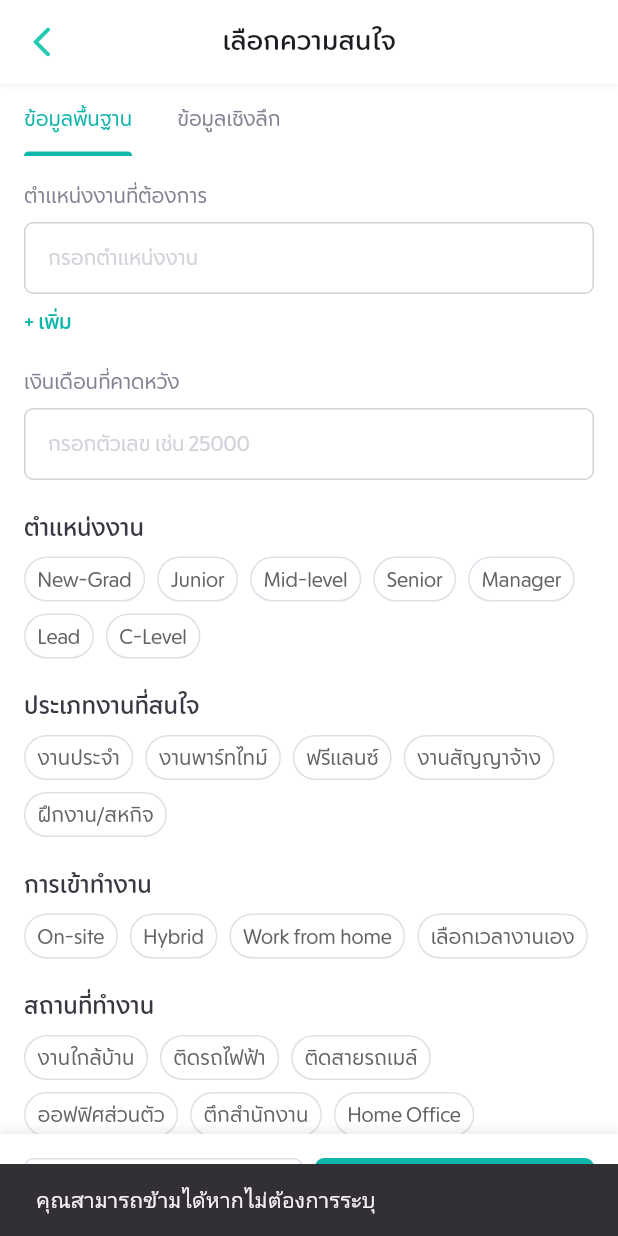
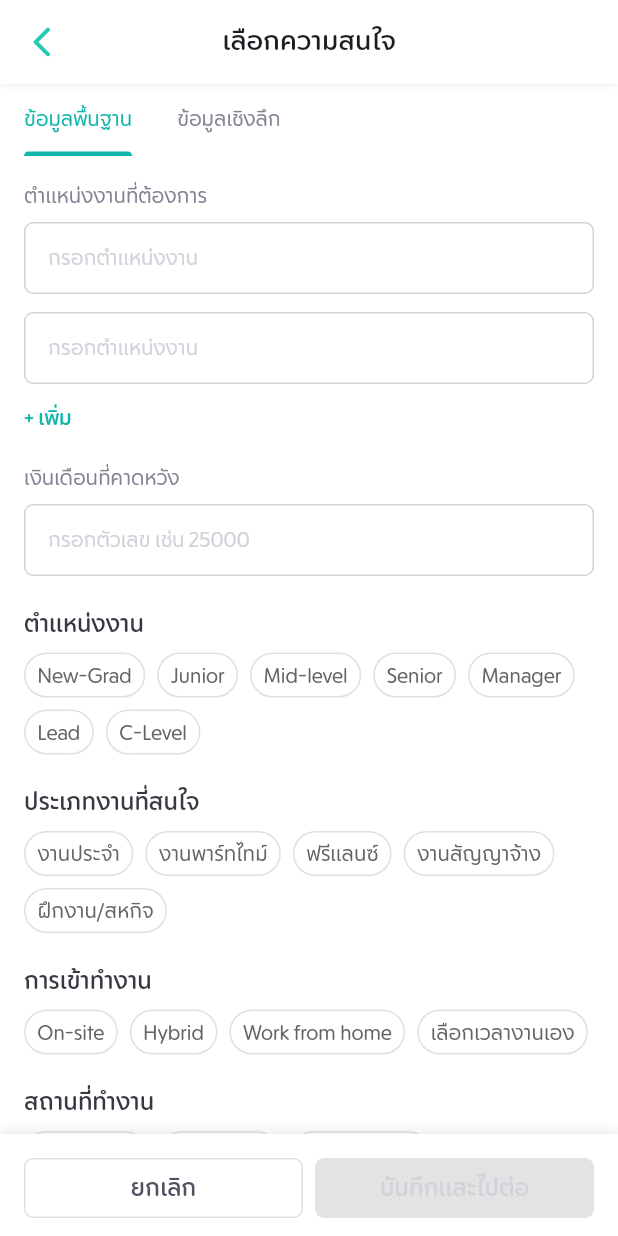
Before and after one commit to GofiveCorp/Jobdeeo-Go5-shark-tank, a Flutter app: the QuestionnaireScreen screen opened directly, after a tap on "+ เพิ่ม", on a phone screen of 412 x 824 dp. Run offline on Flutter 3.47's test engine with Material 3 defaults, Android fonts, the phone set to English and light mode, and no system bars; our stand-ins replace dotted_border, equatable, flutter_bloc, flutter_svg, gradient_borders; network calls fail.

Commit message:
update : user questionaire

```diff
--- a/lib/src/features/job_board/widgets/job_card.dart
+++ b/lib/src/features/job_board/widgets/job_card.dart
@@ -43,7 +43,7 @@ class JobCard extends StatelessWidget {
                     shape: BoxShape.rectangle,
                   ),
                   child: ClipRRect(
-                    borderRadius: BorderRadius.circular(12),
+                    borderRadius: BorderRadius.circular(8),
                     child: Image.network(
                       job.logoURL,
                       fit: BoxFit.cover,
--- a/lib/src/features/questionnaire/screen/completion_screen.dart
+++ b/lib/src/features/questionnaire/screen/completion_screen.dart
@@ -47,9 +47,9 @@ class CompletionScreen extends StatelessWidget {
                         Navigator.pushAndRemoveUntil(
                           context,
                           MaterialPageRoute(
-                            builder: (context) => const DashboardScreen(initialIndex: 2),
+                            builder: (context) => const DashboardScreen(),
                           ),
-                              (route) => false, // ลบ route ทั้งหมดก่อนหน้า
+                              (route) => false,
                         );
                       }
                     },
--- a/lib/src/features/questionnaire/screen/questionaire_screen.dart
+++ b/lib/src/features/questionnaire/screen/questionaire_screen.dart
@@ -17,21 +17,38 @@ class QuestionnaireScreen extends StatefulWidget {
 class _QuestionnaireScreenState extends State<QuestionnaireScreen>
     with SingleTickerProviderStateMixin {
   late TabController _tabController;
+  bool _canNavigateToSecondTab = false;
 
   @override
   void initState() {
     super.initState();
     _tabController = TabController(length: 2, vsync: this);
+
+    _tabController.addListener(() {
+      if (_tabController.indexIsChanging) {
+        if (_tabController.index == 1 && !_canNavigateToSecondTab) {
+
+          Future.microtask(() {
+            if (mounted) {
+              _tabController.animateTo(0);
+            }
+          });
+        }
+      }
+    });
+  }
+
+  void _onTabChange(int index) {
+    if (index == 1) {
+      _canNavigateToSecondTab = true;
+    }
+    _tabController.animateTo(index);
   }
 
   @override
   void dispose() {
     _tabController.dispose();
     super.dispose();
-  }
-
-  void _onTabChange(int index) {
-    _tabController.animateTo(index);
   }
 
   @override
@@ -85,6 +102,12 @@ class _QuestionnaireScreenState extends State<QuestionnaireScreen>
                 indicatorSize: TabBarIndicatorSize.label,
                 labelPadding: EdgeInsets.only(right: 30, left: 0),
                 padding: EdgeInsets.symmetric(horizontal: 16),
+                physics: NeverScrollableScrollPhysics(),
+                onTap: (index) {
+                  if (index == 0) {
+                    _tabController.animateTo(0);
+                  }
+                },
                 tabs: const [
                   Tab(child: Text('ข้อมูลพื้นฐาน', style: fontBody)),
                   Tab(child: Text('ข้อมูลเชิงลึก', style: fontBody)),
@@ -93,10 +116,13 @@ class _QuestionnaireScreenState extends State<QuestionnaireScreen>
             ),
             Expanded(
               child: TabBarView(
+                physics: NeverScrollableScrollPhysics(),
                 controller: _tabController,
                 children: [
                   BasicDataTab(onTabChange: _onTabChange),
-                  const DetailedDataTab(),
+                  DetailedDataTab(onBackToFirstTab: () {
+                    _tabController.animateTo(0);
+                  },),
                 ],
               ),
             ),
--- a/lib/src/features/questionnaire/widgets/basic_data_tab.dart
+++ b/lib/src/features/questionnaire/widgets/basic_data_tab.dart
@@ -1,15 +1,46 @@
 import 'package:flutter/material.dart';
 import 'package:flutter_bloc/flutter_bloc.dart';
 import 'package:jobdeeo/src/features/questionnaire/widgets/questionaire_components.dart';
+import '../../../core/base/txt_styles.dart';
+import '../../../core/color_resources.dart';
 import '../bloc/questionnaire_bloc.dart';
 import '../bloc/questionnaire_event.dart';
 import '../bloc/questionnaire_state.dart';
 import '../models/questionnaire_models.dart';
 
-class BasicDataTab extends StatelessWidget {
+class BasicDataTab extends StatefulWidget {
   final Function(int) onTabChange;
 
   const BasicDataTab({super.key, required this.onTabChange});
+
+  @override
+  State<BasicDataTab> createState() => _BasicDataTabState();
+}
+
+class _BasicDataTabState extends State<BasicDataTab> {
+  List<TextEditingController> _jobPositionControllers = [TextEditingController()];
+  bool _isFormValid = false;
+
+  @override
+  void initState() {
+    super.initState();
+    _jobPositionControllers[0].addListener(_validateForm);
+  }
+
+  void _validateForm() {
+    setState(() {
+      _isFormValid = _jobPositionControllers[0].text.trim().isNotEmpty;
+    });
+  }
+
+  @override
+  void dispose() {
+    for (var controller in _jobPositionControllers) {
+      controller.removeListener(_validateForm);
+      controller.dispose();
+    }
+    super.dispose();
+  }
 
   @override
   Widget build(BuildContext context) {
@@ -34,16 +65,16 @@ class BasicDataTab extends StatelessWidget {
       listener: (context, state) {
         if (state is QuestionnaireBasicSubmitted) {
           ScaffoldMessenger.of(context).showSnackBar(
-            const SnackBar(
-              content: Text('บันทึกข้อมูลสำเร็จ!'),
-              backgroundColor: Color(0xFF24CAB1),
+            SnackBar(
+              content: Text('บันทึกข้อมูลสำเร็จ!', style: fontBody.copyWith(color: Colors.white)),
+              backgroundColor: ColorResources.primaryColor,
             ),
           );
-          onTabChange(1);
+          widget.onTabChange(1);
         } else if (state is QuestionnaireError) {
           ScaffoldMessenger.of(context).showSnackBar(
             SnackBar(
-              content: Text(state.message),
+              content: Text(state.message, style: fontBody.copyWith(color: Colors.white)),
               backgroundColor: Colors.red,
             ),
           );
@@ -68,18 +99,37 @@ class BasicDataTab extends StatelessWidget {
                   crossAxisAlignment: CrossAxisAlignment.start,
                   children: [
                     const SubSectionHeader(title: 'ตำแหน่งงานที่ต้องการ'),
-                    CustomTextField(
-                      hintText: 'กรอกตำแหน่งงาน',
-                      initialValue: basicData.jobPosition,
-                      isOptional: true,
-                      onAddPressed: () {
-                        ScaffoldMessenger.of(context).showSnackBar(
-                          const SnackBar(content: Text('คุณสามารถข้ามได้หากไม่ต้องการระบุ')),
-                        );
+                    ...List.generate(_jobPositionControllers.length, (index) {
+                      return Padding(
+                        padding: EdgeInsets.only(bottom: 12),
+                        child: Column(
+                          children: [
+                            CustomTextField(
+                              controller: _jobPositionControllers[index],
+                              hintText: 'กรอกตำแหน่งงาน',
+                              isOptional: false,
+                              onAddPressed: null,
+                              onChanged: (value) {
+                                if (index == 0) _validateForm();
+                                context.read<QuestionnaireBloc>().add(UpdateJobPosition(value));
+                              },
+                            ),
+                          ],
+                        ),
+                      );
+                    }),
+
+                    GestureDetector(
+                      onTap: () {
+                        setState(() {
+                          final newController = TextEditingController();
+                          _jobPositionControllers.add(newController);
+                        });
                       },
-                      onChanged: (value) {
-                        context.read<QuestionnaireBloc>().add(UpdateJobPosition(value));
-                      },
+                      child: Text(
+                        '+ เพิ่ม',
+                        style: fontBodyStrong.copyWith(color: ColorResources.primaryColor),
+                      ),
                     ),
                   ],
                 ),
@@ -90,14 +140,8 @@ class BasicDataTab extends StatelessWidget {
                     const SubSectionHeader(title: 'เงินเดือนที่คาดหวัง'),
                     CustomTextField(
                       hintText: 'กรอกตัวเลข เช่น 25000',
-                      initialValue: basicData.expectedSalary,
                       onChanged: (value) {
                         context.read<QuestionnaireBloc>().add(UpdateExpectedSalary(value));
-                      },
-                      onAddPressed: () {
-                        ScaffoldMessenger.of(context).showSnackBar(
-                          const SnackBar(content: Text('คุณสามารถข้ามได้หากไม่ต้องการระบุ')),
-                        );
                       },
                     ),
                   ],
@@ -168,9 +212,13 @@ class BasicDataTab extends StatelessWidget {
             submitText: 'บันทึกและไปต่อ',
             cancleText: 'ยกเลิก',
             isLoading: isLoading,
+            isEnabled: _isFormValid,
             onCancel: () => Navigator.pop(context),
             onSubmit: () {
-              context.read<QuestionnaireBloc>().add(SubmitBasicData());
+              if (_isFormValid) {
+                widget.onTabChange(1);
+                context.read<QuestionnaireBloc>().add(SubmitBasicData());
+              }
             },
           ),
         );
--- a/lib/src/features/questionnaire/widgets/questionaire_components.dart
+++ b/lib/src/features/questionnaire/widgets/questionaire_components.dart
@@ -42,19 +42,19 @@ class SubSectionHeader extends StatelessWidget {
 }
 
 class CustomTextField extends StatelessWidget {
-  final String? hintText;
-  final String? initialValue;
-  final Function(String) onChanged;
+  final String hintText;
+  final TextEditingController? controller;
   final bool isOptional;
   final VoidCallback? onAddPressed;
+  final ValueChanged<String>? onChanged;
 
   const CustomTextField({
     super.key,
-    this.hintText,
-    this.initialValue,
-    required this.onChanged,
-    this.isOptional = false,
+    required this.hintText,
+    this.controller,
+    this.isOptional = true,
     this.onAddPressed,
+    this.onChanged,
   });
 
   @override
@@ -62,7 +62,7 @@ class CustomTextField extends StatelessWidget {
     return Column(
       children: [
         TextFormField(
-          initialValue: initialValue,
+          controller: controller,
           onChanged: onChanged,
           cursorColor: ColorResources.primaryColor,
           style: fontBody.copyWith(color: ColorResources.colorCharcoal),
@@ -104,7 +104,7 @@ class CustomTextField extends StatelessWidget {
             contentPadding: const EdgeInsets.symmetric(horizontal: 12, vertical: 10),
           ),
         ),
-        if (isOptional && onAddPressed != null)
+        if (!isOptional && onAddPressed != null)
           Padding(
             padding: const EdgeInsets.only(top: 8.0),
             child: Align(
@@ -112,12 +112,12 @@ class CustomTextField extends StatelessWidget {
               child: GestureDetector(
                 onTap: onAddPressed,
                 child: Text(
-                  '+ เพิ่ม',
-                  style: fontBodyStrong.copyWith(color: ColorResources.primaryColor)
-                  ),
+                    '+ เพิ่ม',
+                    style: fontBodyStrong.copyWith(color: ColorResources.primaryColor)
                 ),
               ),
             ),
+          ),
       ],
     );
   }
@@ -180,19 +180,21 @@ class MultiSelectChip extends StatelessWidget {
 }
 
 class StickyBottomButtons extends StatelessWidget {
-  final VoidCallback? onCancel;
-  final VoidCallback? onSubmit;
   final String submitText;
   final String cancleText;
   final bool isLoading;
+  final bool isEnabled;
+  final VoidCallback? onCancel;
+  final VoidCallback? onSubmit;
 
   const StickyBottomButtons({
     super.key,
-    this.onCancel,
-    this.onSubmit,
     required this.submitText,
     required this.cancleText,
     this.isLoading = false,
+    this.isEnabled = true,
+    this.onCancel,
+    this.onSubmit,
   });
 
   @override
@@ -232,12 +234,12 @@ class StickyBottomButtons extends StatelessWidget {
             const SizedBox(width: 8),
             Expanded(
               child: ElevatedButton(
-                onPressed: isLoading ? null : onSubmit,
+                onPressed: isEnabled && !isLoading ? onSubmit : null,
                 style: ElevatedButton.styleFrom(
                   shape: RoundedRectangleBorder(
                     borderRadius: BorderRadius.circular(6),
                   ),
-                  backgroundColor: ColorResources.primaryColor,
+                  backgroundColor: isEnabled  ? ColorResources.primaryColor : ColorResources.colorSoftCloud,
                   padding: const EdgeInsets.symmetric(vertical: 8, horizontal: 16),
                 ),
                 child: isLoading
@@ -251,7 +253,7 @@ class StickyBottomButtons extends StatelessWidget {
                 )
                     : Text(
                   submitText,
-                  style: fontTitleStrong.copyWith(color: Colors.white)
+                  style: fontTitleStrong.copyWith(color:  isEnabled ?Colors.white : ColorResources.colorSilver)
                 ),
               ),
             ),
```
Also changed, not shown: lib/src/features/questionnaire/widgets/detailed_data_tab.dart (+9 -2 lines).
